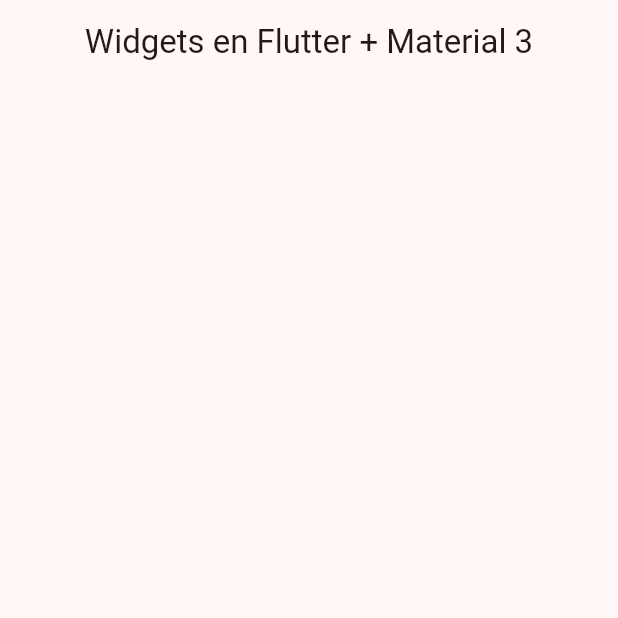
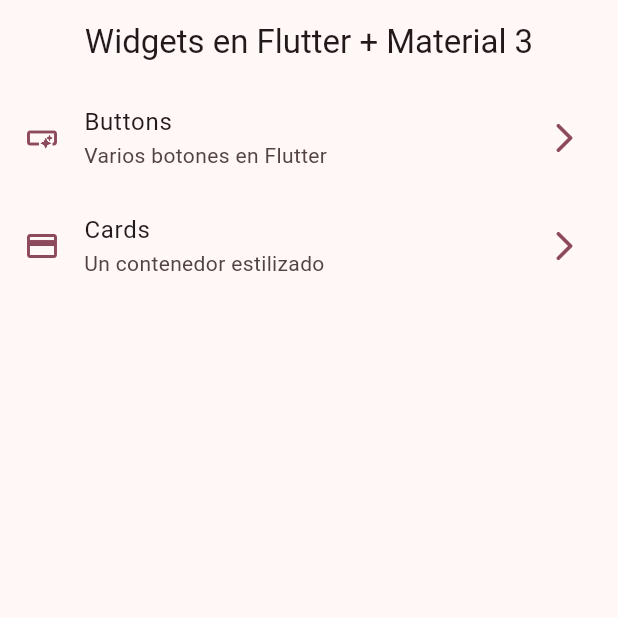
Before and after one commit to roquemolina/Flutter, a Flutter app: the screen it shows after launch, on a phone screen of 412 x 824 dp, the top half of it. Run offline on Flutter 3.47's test engine with Material 2 defaults, Android fonts, the phone set to English and light mode, and no system bars; our stand-ins replace animate_do, dio, go_router, video_player.

Commit message:
go_router config

```diff
--- a/widgets_app/lib/config/menu/menu_items.dart
+++ b/widgets_app/lib/config/menu/menu_items.dart
@@ -16,15 +16,15 @@ class MenuItem {
 
 const appMenuItems = <MenuItem>[
   MenuItem(
-    title:'Botontes',
+    title:'Buttons',
     subTitle: 'Varios botones en Flutter',
     link: '/buttons',
     icon: Icons.smart_button_outlined,
   ),
   MenuItem(
-    title:'Targetas',
+    title:'Cards',
     subTitle: 'Un contenedor estilizado',
-    link: '/buttons',
+    link: '/cards',
     icon: Icons.credit_card,
   ),
 ];
--- /dev/null
+++ b/widgets_app/lib/config/router/app_router.dart
@@ -0,0 +1,22 @@
+import 'package:go_router/go_router.dart';
+
+import '../../presentation/screens/screens.dart';
+
+// GoRouter configuration
+final appRouter = GoRouter(
+  initialLocation: '/',
+  routes: [
+    GoRoute(
+      path: '/',
+      builder: (context, state) => const HomeScreen(),
+    ),
+    GoRoute(
+      path: '/buttons',
+      builder: (context, state) => const ButtonsScreen(),
+    ),
+    GoRoute(
+      path: '/cards',
+      builder: (context, state) => const CardsScreen(),
+    ),
+  ],
+);
--- a/widgets_app/lib/config/theme/app_theme.dart
+++ b/widgets_app/lib/config/theme/app_theme.dart
@@ -30,7 +30,7 @@ class AppTheme {
       useMaterial3: true,
       colorSchemeSeed: colorList[selectedColor],
       brightness: Brightness.light,
-      appBarTheme: AppBarTheme(
+      appBarTheme: const AppBarTheme(
         centerTitle: true,
       )
     );
--- a/widgets_app/lib/main.dart
+++ b/widgets_app/lib/main.dart
@@ -1,6 +1,6 @@
 import 'package:flutter/material.dart';
+import 'package:widgets_app/config/router/app_router.dart';
 import 'package:widgets_app/config/theme/app_theme.dart';
-import 'package:widgets_app/presentation/screens/home/home_screen.dart';
 
 
 void main() {
@@ -14,10 +14,16 @@ class MainApp extends StatelessWidget {
   @override
   Widget build(BuildContext context) {
 
-    return MaterialApp(
+    return MaterialApp.router(
+      routerConfig: appRouter,
       debugShowCheckedModeBanner: false,
       theme: AppTheme(selectedColor: 8).getTheme(),
-      home: HomeScreen(),
-    );
+      //home: const HomeScreen(),
+//go_router implemented
+/*       routes: {
+        '/buttons': (context) => const ButtonsScreen(),
+        '/cards': (context) => const CardsScreen(),
+      },
+ */    );
   }
 }
--- a/widgets_app/lib/presentation/screens/home/home_screen.dart
+++ b/widgets_app/lib/presentation/screens/home/home_screen.dart
@@ -1,4 +1,6 @@
 import 'package:flutter/material.dart';
+import 'package:go_router/go_router.dart';
+import 'package:widgets_app/config/menu/menu_items.dart';
 
 class HomeScreen extends StatelessWidget {
   const HomeScreen({super.key});
@@ -9,6 +11,60 @@ class HomeScreen extends StatelessWidget {
       appBar: AppBar(
         title: const Text('Widgets en Flutter + Material 3'),
       ),
+      body: const _HomeView(),
     );
   }
 }
+
+class _HomeView extends StatelessWidget {
+  const _HomeView();
+
+  @override
+  Widget build(BuildContext context) {
+    appMenuItems;
+    return ListView.builder(
+        itemCount: appMenuItems.length,
+        itemBuilder: (context, index) {
+          final item = appMenuItems[index];
+          return _CustomListTile(item: item);
+        });
+  }
+}
+
+class _CustomListTile extends StatelessWidget {
+  const _CustomListTile({
+    required this.item,
+  });
+
+  final MenuItem item;
+
+  @override
+  Widget build(BuildContext context) {
+    final colors = Theme.of(context).colorScheme;
+
+    return ListTile(
+      leading: Icon(
+        item.icon,
+        color: colors.primary,
+      ),
+      title: Text(item.title),
+      subtitle: Text(item.subTitle),
+      trailing: Icon(
+        Icons.arrow_forward_ios_rounded,
+        color: colors.primary,
+      ),
+      onTap: () {
+/*         Navigator.of(context).push(
+          MaterialPageRoute(
+            builder: (context) => const ButtonsScreen(),
+          ),
+        );
+         */
+        // vvv it's the same as above
+        //Navigator.pushNamed(context, item.link);
+        //go_router
+        context.push(item.link);
+      },
+    );
+  }
+}
--- /dev/null
+++ b/widgets_app/lib/presentation/screens/screens.dart
@@ -0,0 +1,3 @@
+export 'package:widgets_app/presentation/screens/buttons/buttons_screen.dart';
+export 'package:widgets_app/presentation/screens/cards/cards_screen.dart';
+export 'package:widgets_app/presentation/screens/home/home_screen.dart';
--- a/widgets_app/pubspec.yaml
+++ b/widgets_app/pubspec.yaml
@@ -9,11 +9,12 @@ environment:
 dependencies:
   flutter:
     sdk: flutter
+  go_router: ^9.0.0
 
 dev_dependencies:
+  flutter_lints: ^2.0.0
   flutter_test:
     sdk: flutter
-  flutter_lints: ^2.0.0
 
 flutter:
   uses-material-design: true
```
Also changed, not shown: widgets_app/lib/presentation/screens/buttons/buttons_screen.dart (added, +15 -0 lines), widgets_app/lib/presentation/screens/cards/cards_screen.dart (added, +15 -0 lines), widgets_app/pubspec.lock.
